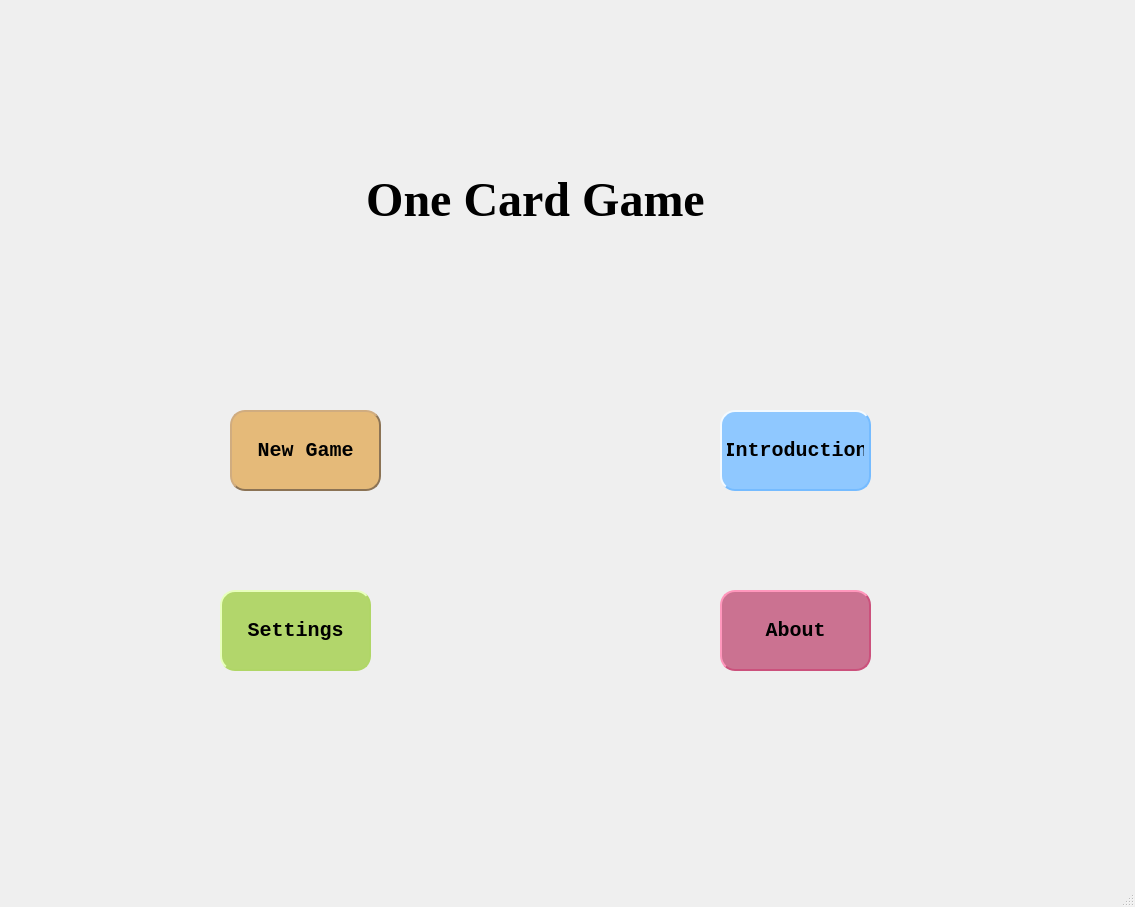
Above: mainwindow.ui from openhe-hub/one-card-ui before the change. Below: the same form after it.
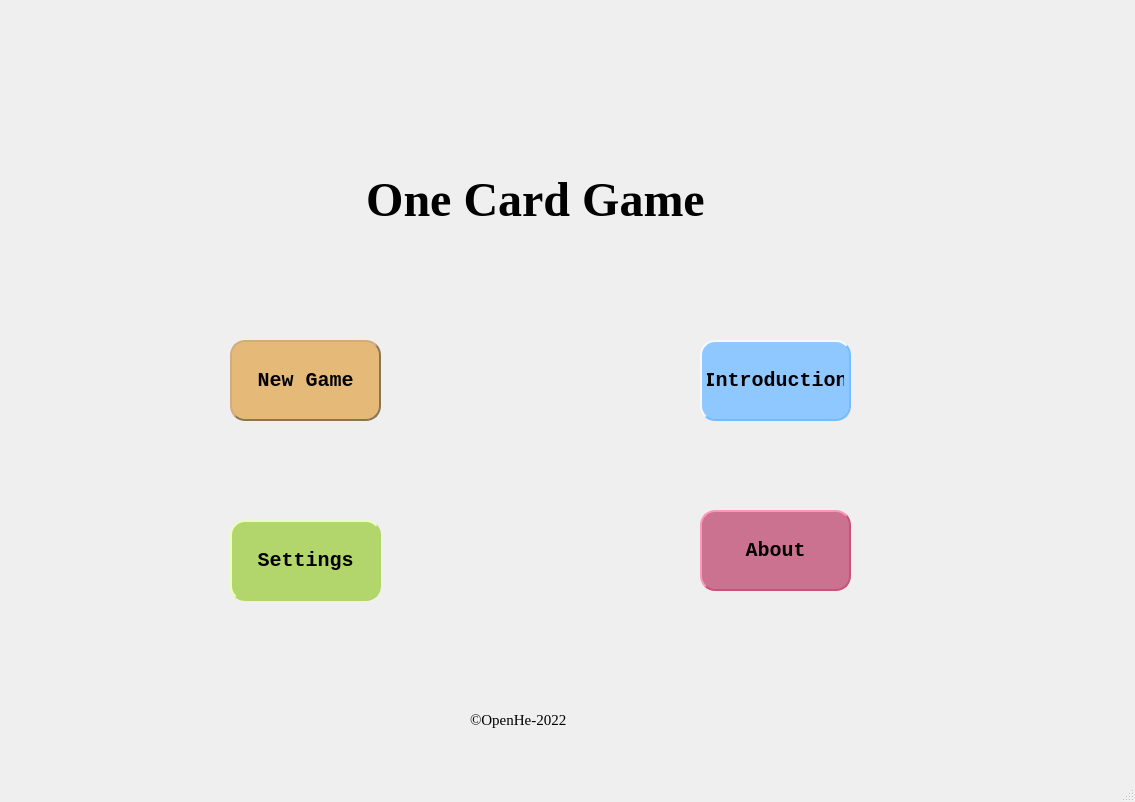
That is the form after the change. Icons and pictures are not drawn.

What changed in the file:
```diff
--- a/mainwindow.ui
+++ b/mainwindow.ui
@@ -7,7 +7,7 @@
     <x>0</x>
     <y>0</y>
     <width>1135</width>
-    <height>907</height>
+    <height>802</height>
    </rect>
   </property>
   <property name="windowTitle">
@@ -38,7 +38,7 @@
     <property name="geometry">
      <rect>
       <x>230</x>
-      <y>410</y>
+      <y>340</y>
       <width>151</width>
       <height>81</height>
      </rect>
@@ -83,8 +83,8 @@
    <widget class="QPushButton" name="intro_btn">
     <property name="geometry">
      <rect>
-      <x>720</x>
-      <y>410</y>
+      <x>700</x>
+      <y>340</y>
       <width>151</width>
       <height>81</height>
      </rect>
@@ -129,8 +129,8 @@
    <widget class="QPushButton" name="setting_btn">
     <property name="geometry">
      <rect>
-      <x>220</x>
-      <y>590</y>
+      <x>230</x>
+      <y>520</y>
       <width>151</width>
       <height>81</height>
      </rect>
@@ -175,8 +175,8 @@
    <widget class="QPushButton" name="about_btn">
     <property name="geometry">
      <rect>
-      <x>720</x>
-      <y>590</y>
+      <x>700</x>
+      <y>510</y>
       <width>151</width>
       <height>81</height>
      </rect>
@@ -222,7 +222,7 @@
     <property name="geometry">
      <rect>
       <x>130</x>
-      <y>420</y>
+      <y>360</y>
       <width>51</width>
       <height>51</height>
      </rect>
@@ -237,8 +237,8 @@
    <widget class="QLabel" name="intro_icon">
     <property name="geometry">
      <rect>
-      <x>620</x>
-      <y>420</y>
+      <x>610</x>
+      <y>360</y>
       <width>58</width>
       <height>51</height>
      </rect>
@@ -254,7 +254,7 @@
     <property name="geometry">
      <rect>
       <x>130</x>
-      <y>610</y>
+      <y>540</y>
       <width>58</width>
       <height>51</height>
      </rect>
@@ -269,8 +269,8 @@
    <widget class="QLabel" name="about_icon">
     <property name="geometry">
      <rect>
-      <x>620</x>
-      <y>600</y>
+      <x>610</x>
+      <y>530</y>
       <width>58</width>
       <height>51</height>
      </rect>
@@ -282,6 +282,25 @@
      <pixmap>res/about.png</pixmap>
     </property>
    </widget>
+   <widget class="QLabel" name="copyright_label">
+    <property name="geometry">
+     <rect>
+      <x>470</x>
+      <y>710</y>
+      <width>101</width>
+      <height>20</height>
+     </rect>
+    </property>
+    <property name="font">
+     <font>
+      <family>Times New Roman</family>
+      <pointsize>11</pointsize>
+     </font>
+    </property>
+    <property name="text">
+     <string>©OpenHe-2022</string>
+    </property>
+   </widget>
   </widget>
   <widget class="QMenuBar" name="menubar">
    <property name="geometry">
```
